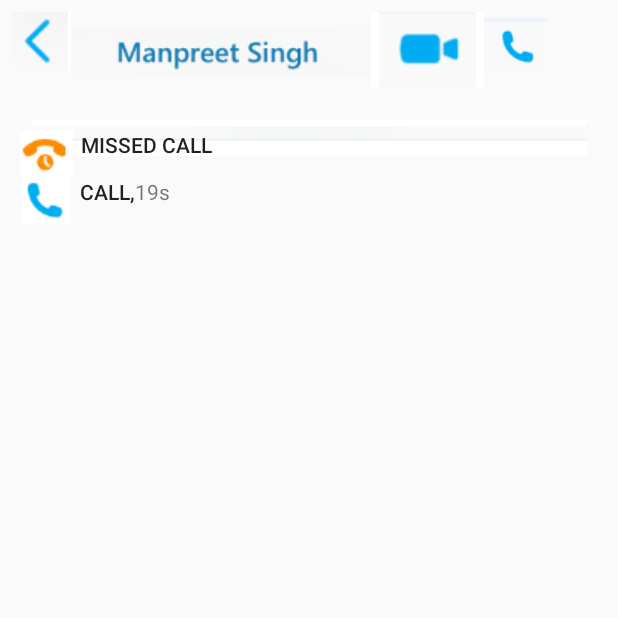
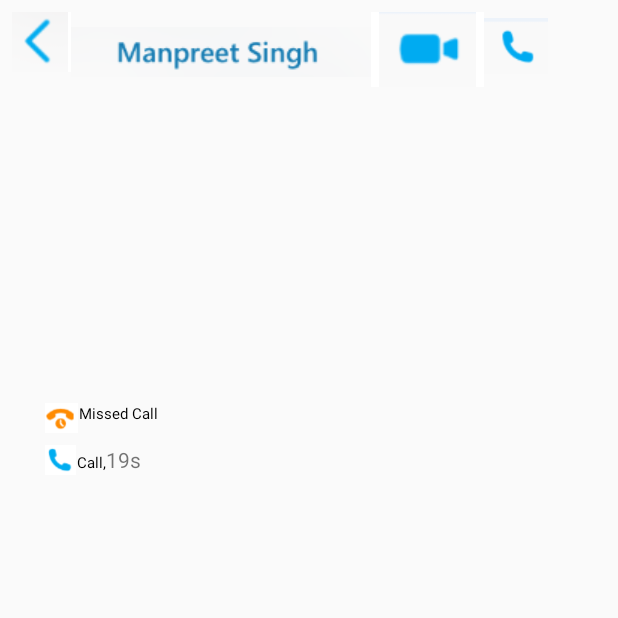
Before and after one commit to NavSGill/NewSkype, an Android app: the Main2Activity screen opened directly, with no data from a screen before it, on a phone screen of 412 x 824 dp, the top half of it. Run offline under Robolectric (Android 15) with nearby library versions, the phone set to English and light mode, and no system bars.

Commit message:
Added Missing Activities and drawables! agaian

```diff
--- a/app/src/main/res/layout/activity_main.xml
+++ b/app/src/main/res/layout/activity_main.xml
@@ -90,7 +90,7 @@
         android:layout_marginBottom="8dp"
         app:layout_constraintTop_toTopOf="parent"
         android:layout_marginTop="8dp"
-        app:layout_constraintVertical_bias="0.504"
+        app:layout_constraintVertical_bias="0.557"
         android:layout_marginStart="8dp"
         android:layout_marginEnd="8dp"
         android:id="@+id/linearLayout">
--- a/app/src/main/res/layout/activity_main2.xml
+++ b/app/src/main/res/layout/activity_main2.xml
@@ -56,29 +56,10 @@
 
     </LinearLayout>
 
-    <ImageView
-        android:id="@+id/imageView"
-        android:layout_width="370dp"
-        android:layout_height="24dp"
-        android:layout_marginBottom="8dp"
-        android:layout_marginLeft="8dp"
-        android:layout_marginRight="8dp"
-        android:layout_marginTop="8dp"
-        android:layout_weight="1"
-        android:background="@android:color/background_light"
-        app:layout_constraintBottom_toBottomOf="parent"
-        app:layout_constraintLeft_toLeftOf="parent"
-        app:layout_constraintRight_toRightOf="parent"
-        app:layout_constraintTop_toTopOf="parent"
-        app:layout_constraintVertical_bias="0.092"
-        app:srcCompat="@drawable/line1"
-        android:layout_marginStart="8dp"
-        android:layout_marginEnd="8dp" />
-
     <LinearLayout
         android:id="@+id/linearLayout3"
-        android:layout_width="374dp"
-        android:layout_height="66dp"
+        android:layout_width="0dp"
+        android:layout_height="wrap_content"
         android:layout_marginBottom="8dp"
         android:layout_marginEnd="8dp"
         android:layout_marginLeft="8dp"
@@ -87,30 +68,50 @@
         android:layout_marginTop="8dp"
         android:orientation="vertical"
         app:layout_constraintBottom_toBottomOf="parent"
-        app:layout_constraintHorizontal_bias="0.0"
         app:layout_constraintLeft_toLeftOf="parent"
         app:layout_constraintRight_toRightOf="parent"
         app:layout_constraintTop_toTopOf="parent"
-        app:layout_constraintVertical_bias="0.106">
+        app:layout_constraintVertical_bias="0.129">
+
+    </LinearLayout>
+
+    <ScrollView
+        android:layout_width="357dp"
+        android:layout_height="462dp"
+        android:layout_marginBottom="8dp"
+        android:layout_marginLeft="8dp"
+        android:layout_marginRight="8dp"
+        android:layout_marginTop="8dp"
+        app:layout_constraintBottom_toBottomOf="parent"
+        app:layout_constraintHorizontal_bias="0.545"
+        app:layout_constraintLeft_toLeftOf="parent"
+        app:layout_constraintRight_toRightOf="parent"
+        app:layout_constraintTop_toTopOf="parent"
+        app:layout_constraintVertical_bias="0.754">
 
         <LinearLayout
             android:layout_width="match_parent"
             android:layout_height="wrap_content"
+            android:orientation="vertical">
+
+            <LinearLayout
+                android:layout_width="match_parent"
+                android:layout_height="match_parent"
                 android:orientation="horizontal">
 
                 <ImageView
                     android:id="@+id/imageView5"
-                android:layout_width="46dp"
-                android:layout_height="wrap_content"
+                    android:layout_width="23dp"
+                    android:layout_height="20dp"
                     app:srcCompat="@drawable/ph3" />
 
                 <TextView
                     android:id="@+id/textView3"
                     android:layout_width="match_parent"
                     android:layout_height="28dp"
+                    android:layout_weight="1"
                     android:text="Missed Call"
-                android:textAppearance="@style/TextAppearance.AppCompat.Button" />
-
+                    android:textAppearance="@style/TextAppearance.AppCompat.Notification" />
             </LinearLayout>
 
             <LinearLayout
@@ -121,8 +122,8 @@
 
                 <ImageView
                     android:id="@+id/imageView9"
-                android:layout_width="45dp"
-                android:layout_height="wrap_content"
+                    android:layout_width="22dp"
+                    android:layout_height="20dp"
                     app:srcCompat="@drawable/ph25"
                     tools:layout_editor_absoluteX="118dp"
                     tools:layout_editor_absoluteY="218dp" />
@@ -132,7 +133,7 @@
                     android:layout_width="wrap_content"
                     android:layout_height="wrap_content"
                     android:text="Call,"
-                android:textAppearance="@style/TextAppearance.AppCompat.Button" />
+                    android:textAppearance="@style/TextAppearance.AppCompat.Notification.Media" />
 
                 <TextView
                     android:id="@+id/textView5"
@@ -141,17 +142,7 @@
                     android:layout_weight="1"
                     android:text="19s" />
             </LinearLayout>
-
         </LinearLayout>
-
-    <LinearLayout
-        android:layout_width="0dp"
-        android:layout_height="0dp"
-        android:orientation="vertical"
-        tools:layout_editor_absoluteY="8dp"
-        android:layout_marginRight="8dp"
-        android:layout_marginLeft="8dp"
-        app:layout_constraintLeft_toLeftOf="parent"
-        app:layout_constraintRight_toRightOf="parent"></LinearLayout>
+    </ScrollView>
 
 </android.support.constraint.ConstraintLayout>
```
Also changed, not shown: app/src/main/res/layout/activity_main3.xml (+0 -28 lines). Lines whose indentation alone changed are shown as unchanged.
